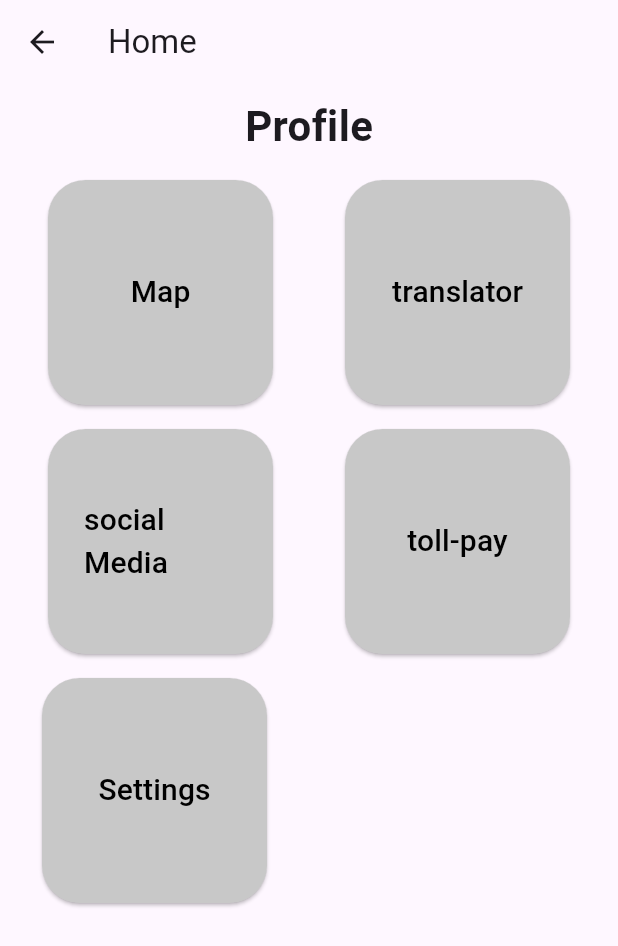
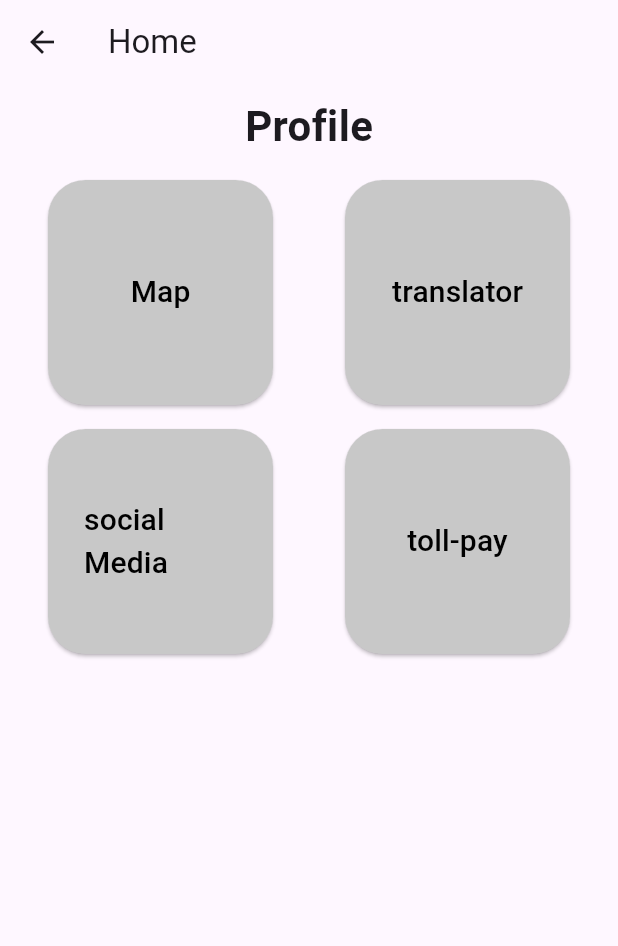
Before and after one commit to MamunUrRashidAIUB/wonderapp, a Flutter app: the screen it shows after launch, after a tap on "Login", on a phone screen of 412 x 824 dp. Shown: the top 946 px of the screen. Run offline on Flutter 3.47's test engine with Material 3 defaults, Android fonts, the phone set to English and light mode, and no system bars.

Commit message:
some changes in home and loging

```diff
--- a/lib/home/home.dart
+++ b/lib/home/home.dart
@@ -36,13 +36,13 @@ class home extends StatelessWidget {
                             shape: RoundedRectangleBorder(
                               borderRadius: BorderRadius.circular(25),
                             ),
-                            backgroundColor: Color.fromRGBO(200, 200, 200, 100)),
+                            backgroundColor: const Color.fromRGBO(200, 200, 200, 100)),
                         child: const Text(
                           "Map",
                           style: TextStyle(fontSize: 20, color: Colors.black),
                         )),
                   ),
-                  SizedBox(
+                  const SizedBox(
                     height: 16,
                   ),
                   SizedBox(
@@ -54,7 +54,7 @@ class home extends StatelessWidget {
                             shape: RoundedRectangleBorder(
                               borderRadius: BorderRadius.circular(25),
                             ),
-                            backgroundColor: Color.fromRGBO(200, 200, 200, 100)),
+                            backgroundColor: const Color.fromRGBO(200, 200, 200, 100)),
                         child: const Text(
                           "translator",
                           style: TextStyle(fontSize: 20, color: Colors.black),
@@ -62,7 +62,7 @@ class home extends StatelessWidget {
                   ),
                 ],
               ),
-              SizedBox(
+              const SizedBox(
                 height: 16,
               ),
               Row(
@@ -77,15 +77,15 @@ class home extends StatelessWidget {
                             shape: RoundedRectangleBorder(
                               borderRadius: BorderRadius.circular(25),
                             ),
-                            backgroundColor: Color.fromRGBO(200, 200, 200, 100)),
-                        child: Center(
-                          child: const Text(
+                            backgroundColor: const Color.fromRGBO(200, 200, 200, 100)),
+                        child: const Center(
+                          child: Text(
                             "social Media",
                             style: TextStyle(fontSize: 20, color: Colors.black),
                           ),
                         )),
                   ),
-                  SizedBox(
+                  const SizedBox(
                     height: 16,
                   ),
                   SizedBox(
@@ -97,7 +97,7 @@ class home extends StatelessWidget {
                             shape: RoundedRectangleBorder(
                               borderRadius: BorderRadius.circular(25),
                             ),
-                            backgroundColor: Color.fromRGBO(200, 200, 200, 100)),
+                            backgroundColor: const Color.fromRGBO(200, 200, 200, 100)),
                         child: const Text(
                           "toll-pay",
                           style: TextStyle(fontSize: 20, color: Colors.black),
@@ -105,34 +105,10 @@ class home extends StatelessWidget {
                   ),
                 ],
               ),
-              SizedBox(
+              const SizedBox(
                 height: 16,
               ),
-              Row(
 
-                children: [
-                  Padding(
-                    padding: const EdgeInsets.only(left: 20),
-                    child: SizedBox(
-                      height: 150,
-                      width: 150,
-                      child: ElevatedButton(
-                          onPressed: () {},
-                          style: ElevatedButton.styleFrom(
-                              shape: RoundedRectangleBorder(
-                                borderRadius: BorderRadius.circular(25),
-                              ),
-                              backgroundColor: Color.fromRGBO(200, 200, 200, 100)),
-                          child: const Text(
-                            "Settings",
-                            style: TextStyle(fontSize: 20, color: Colors.black),
-                          )),
-                    ),
-                  ),
-                  SizedBox(height: 16,),
-
-                ],
-              )
             ],
           ),
         ));
--- a/lib/signin/login.dart
+++ b/lib/signin/login.dart
@@ -17,11 +17,16 @@ class Login extends StatelessWidget {
           ),
         ),
       ),
-      body: Container(
+      body: SingleChildScrollView(
+        child: Container(
           padding: const EdgeInsets.all(16.0),
           child: Column(
             mainAxisAlignment: MainAxisAlignment.center,
             children: [
+              Padding(
+                padding: const EdgeInsets.all(8.0),
+                child: Center(child: Image.asset("images/hi.jpg")),
+              ),
               const TextField(
                 decoration: InputDecoration(
                   border: OutlineInputBorder(),
@@ -51,29 +56,35 @@ class Login extends StatelessWidget {
                 width: double.infinity,
                 child: ElevatedButton(
                   onPressed: () {
-                    Navigator.push(context,
-                        MaterialPageRoute(builder: (context) => const home()));
+                    Navigator.push(
+                      context,
+                      MaterialPageRoute(builder: (context) => const home()),
+                    );
                   },
                   child: const Text(
                     "Login",
-                  )),
+                  ),
+                ),
               ),
               Row(
                 mainAxisAlignment: MainAxisAlignment.center,
                 children: [
-                const Text("Don't have Account?"),
+                  const Text("Don't have an Account?"),
                   TextButton(
                     onPressed: () {
                       Navigator.push(
                         context,
                         MaterialPageRoute(
-                            builder: (context) => RegistrationScreen()),
+                          builder: (context) => RegistrationScreen(),
+                        ),
                       );
                     },
-                    child: const Text("Register"))
+                    child: const Text("Register"),
+                  ),
                 ],
-            )
+              ),
             ],
+          ),
         ),
       ),
     );
--- a/pubspec.yaml
+++ b/pubspec.yaml
@@ -59,9 +59,9 @@ flutter:
   uses-material-design: true
 
   # To add assets to your application, add an assets section, like this:
-  # assets:
-  #   - images/a_dot_burr.jpeg
-  #   - images/a_dot_ham.jpeg
+  assets:
+
+    - images/hi.jpg
 
 
   # An image asset can refer to one or more resolution-specific "variants", see
```
Lines whose indentation alone changed are shown as unchanged.
